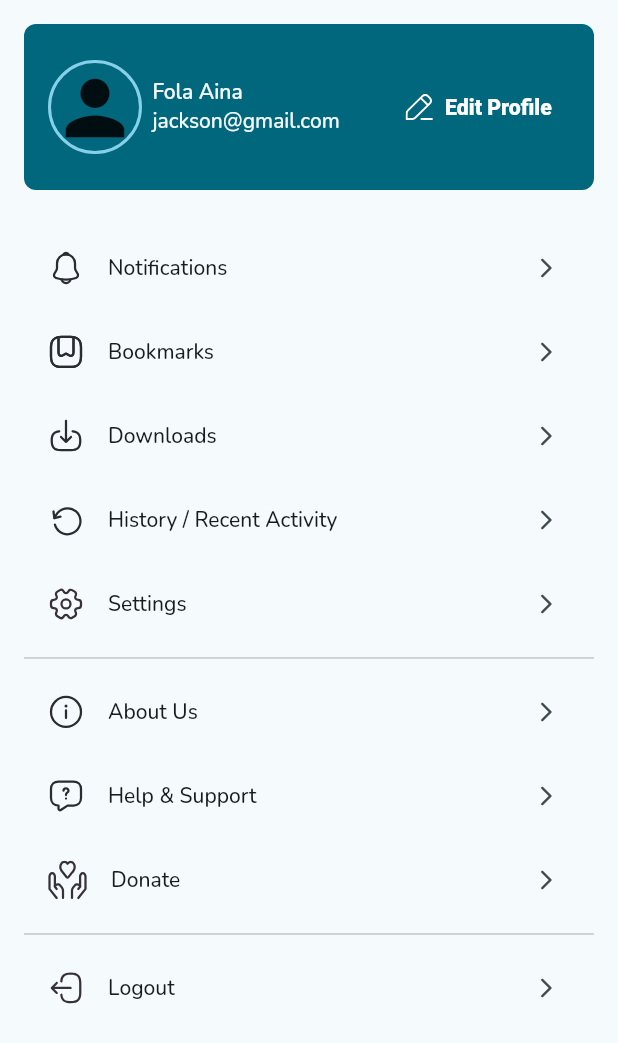
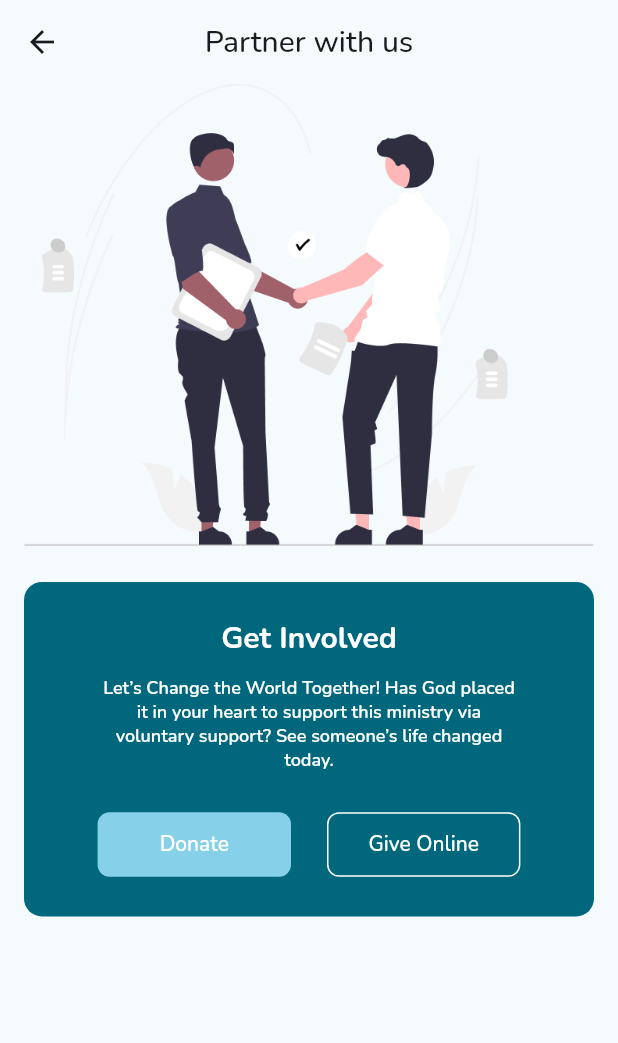
Before and after one commit to logickoder/stream_global, a Flutter app: the MoreScreen screen opened directly, after a tap on "Donate", on a phone screen of 412 x 824 dp. Shown: the top 1043 px of the screen. Run offline on Flutter 3.47's test engine with Material 2 defaults, Android fonts, the phone set to English and light mode, and no system bars; our stand-ins replace cached_network_image, flutter_riverpod, flutter_svg, google_fonts, rx_shared_preferences; statements that could not run were skipped.

Commit message:
feat(donate): create screen

```diff
--- a/lib/app/assets.dart
+++ b/lib/app/assets.dart
@@ -43,5 +43,6 @@ class AppAssets {
   static const authChooserImage = '$_images/auth_chooser_background.png';
   static const aboutUsImage = '$_images/about_us_background.png';
   static const helpImage = '$_images/help_background.png';
+  static const donateImage = '$_images/donate_background.png';
   static const sermonImage = '$_images/sermon.png';
 }
--- a/lib/app/routes.dart
+++ b/lib/app/routes.dart
@@ -6,6 +6,7 @@ import '../auth/auth_otp_screen.dart';
 import '../auth/auth_screen.dart';
 import '../auth/auth_type.dart';
 import '../dashboard/dashboard_screen.dart';
+import '../donate/donate_screen.dart';
 import '../help/help_screen.dart';
 import '../notification/notifications_screen.dart';
 import '../onboarding/onboarding_screen.dart';
@@ -26,6 +27,7 @@ class AppRoutes {
   static const settings = '/settings';
   static const about = '/about';
   static const help = '/help';
+  static const donate = '/donate';
 
   static Map<String, Widget Function(BuildContext)> get current => {
         splash: (context) => const SplashScreen(),
@@ -40,5 +42,6 @@ class AppRoutes {
         settings: (_) => const SettingsScreen(),
         about: (_) => const AboutScreen(),
         help: (_) => const HelpScreen(),
+        donate: (_) => const DonateScreen(),
       };
 }
--- a/lib/dashboard/more/more_screen.dart
+++ b/lib/dashboard/more/more_screen.dart
@@ -58,6 +58,7 @@ class MoreScreen extends StatelessWidget {
       AppAssets.settingIcon => AppRoutes.settings,
       AppAssets.infoIcon => AppRoutes.about,
       AppAssets.helpIcon => AppRoutes.help,
+      AppAssets.donateIcon => AppRoutes.donate,
       _ => null,
     };
     if (route != null) {
--- /dev/null
+++ b/lib/donate/donate_screen.dart
@@ -0,0 +1,109 @@
+import 'package:flutter/material.dart';
+
+import '../app/assets.dart';
+import '../app/dimens.dart';
+
+class DonateScreen extends StatelessWidget {
+  const DonateScreen({super.key});
+
+  @override
+  Widget build(BuildContext context) {
+    final theme = Theme.of(context);
+    return Scaffold(
+      appBar: AppBar(
+        title: const Text('Partner with us'),
+        centerTitle: true,
+      ),
+      body: SafeArea(
+        minimum: const EdgeInsets.symmetric(
+          horizontal: AppDimens.secondaryPadding,
+        ),
+        child: CustomScrollView(
+          slivers: [
+            SliverToBoxAdapter(
+              child: AspectRatio(
+                aspectRatio: 364 / 295,
+                child: Image.asset(
+                  AppAssets.donateImage,
+                  fit: BoxFit.cover,
+                ),
+              ),
+            ),
+            const SliverToBoxAdapter(
+              child: SizedBox(height: AppDimens.padding),
+            ),
+            SliverToBoxAdapter(
+              child: Container(
+                decoration: BoxDecoration(
+                  color: theme.colorScheme.primary,
+                  borderRadius: BorderRadius.circular(
+                    AppDimens.padding / 2,
+                  ),
+                ),
+                padding: const EdgeInsets.symmetric(
+                  vertical: AppDimens.padding,
+                  horizontal: AppDimens.secondaryPadding,
+                ),
+                child: Column(
+                  crossAxisAlignment: CrossAxisAlignment.center,
+                  children: [
+                    Text(
+                      'Get Involved',
+                      style: theme.textTheme.titleLarge?.copyWith(
+                        fontWeight: FontWeight.w700,
+                        color: theme.colorScheme.onPrimary,
+                      ),
+                    ),
+                    const SizedBox(height: AppDimens.padding / 2),
+                    FractionallySizedBox(
+                      widthFactor: 0.81,
+                      child: Text(
+                        'Let’s Change the World Together! Has God placed it in your heart to support this ministry via voluntary support? See someone’s life changed today.',
+                        style: theme.textTheme.bodySmall?.copyWith(
+                          fontWeight: FontWeight.w600,
+                          color: theme.colorScheme.onPrimary,
+                        ),
+                        textAlign: TextAlign.center,
+                      ),
+                    ),
+                    const SizedBox(height: AppDimens.padding),
+                    FractionallySizedBox(
+                      widthFactor: 0.81,
+                      child: Row(
+                        children: [
+                          Expanded(
+                            child: FilledButton(
+                              onPressed: () {},
+                              style: FilledButton.styleFrom(
+                                backgroundColor:
+                                    theme.colorScheme.inversePrimary,
+                              ),
+                              child: const Text('Donate'),
+                            ),
+                          ),
+                          const SizedBox(width: AppDimens.padding),
+                          Expanded(
+                            child: OutlinedButton(
+                              onPressed: () {},
+                              style: OutlinedButton.styleFrom(
+                                foregroundColor: theme.colorScheme.onPrimary,
+                                side: BorderSide(
+                                  color: theme.colorScheme.onPrimary,
+                                ),
+                              ),
+                              child: const Text('Give Online'),
+                            ),
+                          ),
+                        ],
+                      ),
+                    ),
+                  ],
+                ),
+              ),
+            ),
+          ],
+        ),
+      ),
+    );
+  }
+}
```
Also changed, not shown: assets/images/donate_background.png (added).
